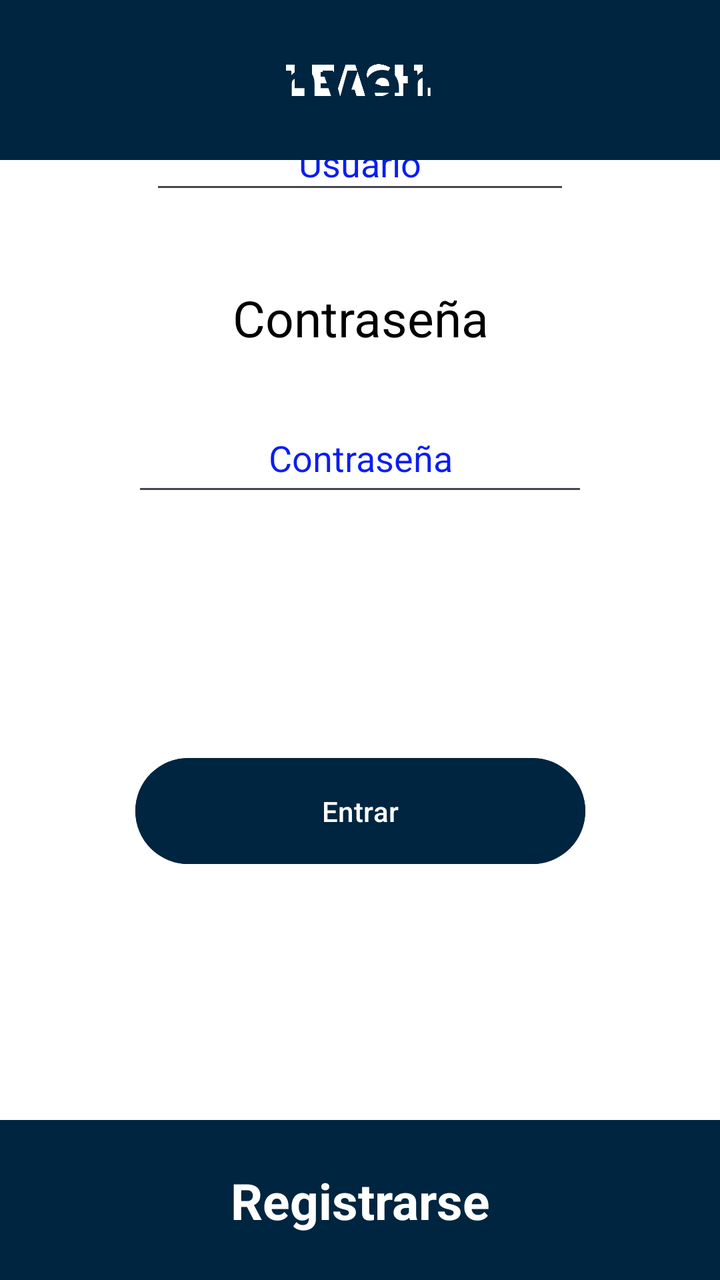
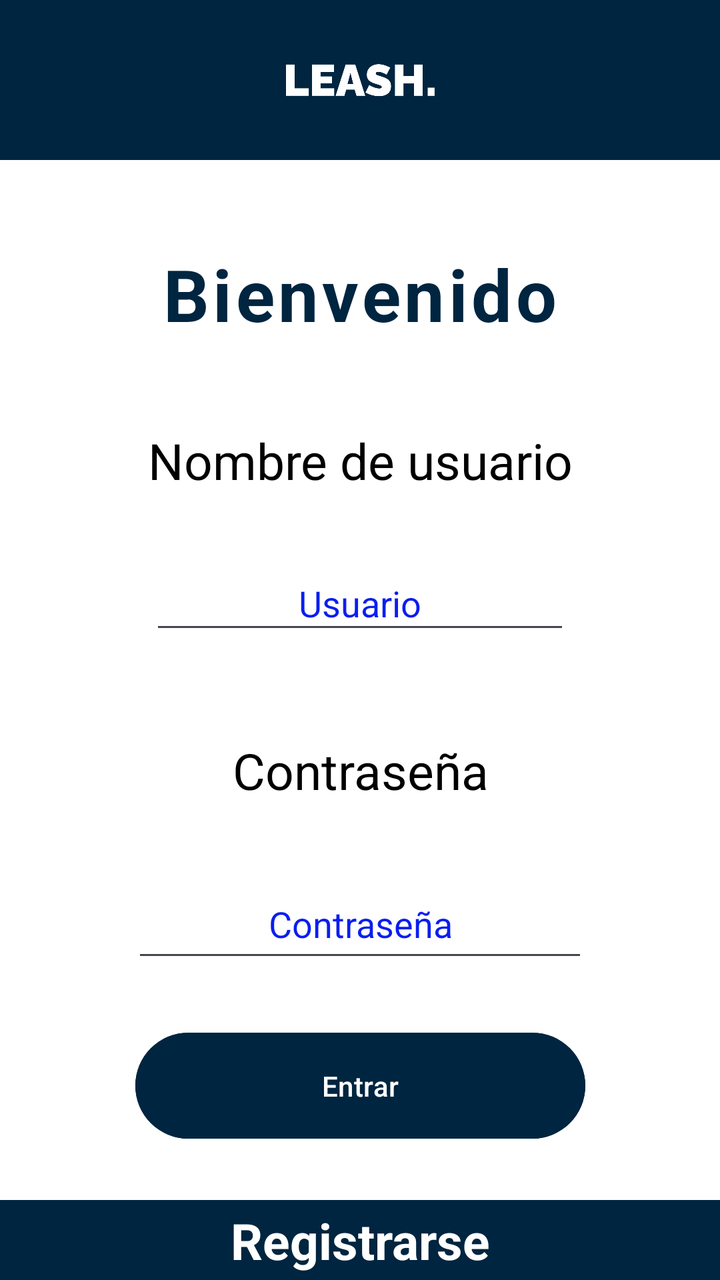

Before-and-after screenshots of an Android layout around one commit, followed by the original layout XML and the change that was made.
<!-- AndroidManifest.xml: application theme Theme.Proyecto -->
<!-- res/layout/activity_inicio.xml -->
<?xml version="1.0" encoding="utf-8"?>
<androidx.constraintlayout.widget.ConstraintLayout xmlns:android="http://schemas.android.com/apk/res/android"
    xmlns:app="http://schemas.android.com/apk/res-auto"
    xmlns:tools="http://schemas.android.com/tools"
    android:id="@+id/main"
    android:layout_width="match_parent"
    android:layout_height="match_parent"
    android:background="@color/Blanco"
    tools:context=".APIREST$InicioSesionActivity">

    <TextView
        android:id="@+id/nombreUsu"
        android:layout_width="225dp"
        android:layout_height="38dp"
        android:text="@string/nombreUsu"
        android:textAlignment="center"
        android:textColor="@color/Negro"
        android:textSize="25sp"
        app:layout_constraintEnd_toEndOf="parent"
        app:layout_constraintStart_toStartOf="parent"
        tools:layout_editor_absoluteY="234dp" />

    <TextView
        android:id="@+id/pass"
        android:layout_width="228dp"
        android:layout_height="40dp"
        android:layout_marginTop="40dp"
        android:text="@string/contraseña"
        android:textAlignment="center"
        android:textColor="@color/Negro"
        android:textSize="25sp"
        app:layout_constraintEnd_toEndOf="parent"
        app:layout_constraintStart_toStartOf="parent"
        app:layout_constraintTop_toBottomOf="@+id/edit_nombre_usuario" />

    <EditText
        android:id="@+id/edit_password"
        android:layout_width="228dp"
        android:layout_height="51dp"
        android:layout_marginTop="20dp"
        android:ems="10"
        android:hint="@string/contraseña"
        android:inputType="text|textPassword"
        android:textAlignment="center"
        android:textColor="@color/Negro"
        android:textColorHint="@color/Azul_Oscuro"
        app:layout_constraintEnd_toEndOf="parent"
        app:layout_constraintStart_toStartOf="parent"
        app:layout_constraintTop_toBottomOf="@+id/pass" />

    <EditText
        android:id="@+id/edit_nombre_usuario"
        android:layout_width="wrap_content"
        android:layout_height="44dp"
        android:layout_marginTop="20dp"
        android:ems="10"
        android:hint="@string/usuario"
        android:inputType="text"
        android:textAlignment="center"
        android:textColor="@color/Negro"
        android:textColorHint="@color/Azul_Oscuro"
        app:layout_constraintEnd_toEndOf="parent"
        app:layout_constraintStart_toStartOf="parent"
        app:layout_constraintTop_toBottomOf="@+id/nombreUsu" />

    <androidx.appcompat.widget.Toolbar
        android:id="@+id/toolbar"
        android:layout_width="0dp"
        android:layout_height="80dp"
        android:background="@color/Azul_Logo"
        android:minHeight="?attr/actionBarSize"
        android:theme="?attr/actionBarTheme"
        app:layout_constraintBottom_toBottomOf="parent"
        app:layout_constraintEnd_toEndOf="parent"
        app:layout_constraintHorizontal_bias="0.0"
        app:layout_constraintStart_toStartOf="parent" />

    <Button
        android:id="@+id/btn_entrar"
        android:layout_width="225dp"
        android:layout_height="61dp"
        android:backgroundTint="@color/Azul_Logo"
        android:text="@string/entrar"
        android:textColor="@color/Blanco"
        app:layout_constraintBottom_toTopOf="@+id/toolbar"
        app:layout_constraintEnd_toEndOf="parent"
        app:layout_constraintStart_toStartOf="parent"
        app:layout_constraintTop_toBottomOf="@+id/edit_password"
        app:layout_constraintVertical_bias="0.496" />

    <TextView
        android:id="@+id/txt_registrar"
        android:layout_width="0dp"
        android:layout_height="wrap_content"
        android:text="@string/registrar"
        android:textAlignment="center"
        android:textAllCaps="false"
        android:textColor="@color/Blanco"
        android:textSize="25sp"
        android:textStyle="bold"
        app:layout_constraintBottom_toBottomOf="@+id/toolbar"
        app:layout_constraintEnd_toEndOf="@+id/toolbar"
        app:layout_constraintStart_toStartOf="parent"
        app:layout_constraintTop_toTopOf="@+id/toolbar" />

    <androidx.appcompat.widget.Toolbar
        android:id="@+id/toolbar6"
        android:layout_width="0dp"
        android:layout_height="80dp"
        android:background="@color/Azul_Logo"
        android:minHeight="?attr/actionBarSize"
        android:theme="?attr/actionBarTheme"
        app:layout_constraintEnd_toEndOf="parent"
        app:layout_constraintStart_toStartOf="parent"
        app:layout_constraintTop_toTopOf="parent" />

    <ImageView
        android:id="@+id/imageView2"
        android:layout_width="0dp"
        android:layout_height="80dp"
        android:src="@drawable/logo_transparente"
        app:layout_constraintEnd_toEndOf="parent"
        app:layout_constraintHorizontal_bias="1.0"
        app:layout_constraintStart_toStartOf="parent"
        app:layout_constraintTop_toTopOf="parent" />

    <TextView
        android:id="@+id/txtBienvenido"
        android:layout_width="wrap_content"
        android:layout_height="wrap_content"
        android:text="@string/titulo"
        android:textSize="36sp"
        android:textStyle="bold"
        android:textColor="@color/Azul_Logo"
        android:letterSpacing="0.05"
        android:paddingTop="16dp"
        android:paddingBottom="16dp"
        app:layout_constraintTop_toBottomOf="@+id/toolbar6"
        app:layout_constraintBottom_toTopOf="@+id/nombreUsu"
        app:layout_constraintStart_toStartOf="parent"
        app:layout_constraintEnd_toEndOf="parent" />


</androidx.constraintlayout.widget.ConstraintLayout>
<!-- resources referenced by this layout -->
<resources>
  <color name="Azul_Logo">#002540</color>
  <color name="Azul_Oscuro">#0A1EF0</color>
  <color name="Blanco">#FFFFFFFF</color>
  <color name="Negro">#FF000000</color>
  <!-- drawable logo_transparente: png bitmap (drawable, 154148 bytes) -->
  <string name="entrar">Entrar</string>
  <string name="nombreUsu">Nombre de usuario</string>
  <string name="registrar">Registrarse</string>
  <string name="titulo">Bienvenido</string>
  <string name="usuario">Usuario</string>
  <style name="Theme.Proyecto" parent="Base.Theme.Proyecto" />
  <style name="Base.Theme.Proyecto" parent="Theme.Material3.DayNight.NoActionBar">
          
          
      </style>
</resources>

<!-- the commit's change to res/layout/activity_inicio.xml (unified diff, before → after) -->
@@ -16,19 +16,21 @@
         android:textAlignment="center"
         android:textColor="@color/Negro"
         android:textSize="25sp"
+        app:layout_constraintBottom_toTopOf="@+id/edit_nombre_usuario"
         app:layout_constraintEnd_toEndOf="parent"
         app:layout_constraintStart_toStartOf="parent"
-        tools:layout_editor_absoluteY="234dp" />
+        app:layout_constraintTop_toBottomOf="@+id/txtBienvenido" />
 
     <TextView
         android:id="@+id/pass"
         android:layout_width="228dp"
         android:layout_height="40dp"
-        android:layout_marginTop="40dp"
+        android:layout_marginTop="20dp"
         android:text="@string/contraseña"
         android:textAlignment="center"
         android:textColor="@color/Negro"
         android:textSize="25sp"
+        app:layout_constraintBottom_toTopOf="@+id/edit_password"
         app:layout_constraintEnd_toEndOf="parent"
         app:layout_constraintStart_toStartOf="parent"
         app:layout_constraintTop_toBottomOf="@+id/edit_nombre_usuario" />
@@ -37,13 +39,13 @@
         android:id="@+id/edit_password"
         android:layout_width="228dp"
         android:layout_height="51dp"
-        android:layout_marginTop="20dp"
         android:ems="10"
         android:hint="@string/contraseña"
         android:inputType="text|textPassword"
         android:textAlignment="center"
         android:textColor="@color/Negro"
         android:textColorHint="@color/Azul_Oscuro"
+        app:layout_constraintBottom_toTopOf="@+id/btn_entrar"
         app:layout_constraintEnd_toEndOf="parent"
         app:layout_constraintStart_toStartOf="parent"
         app:layout_constraintTop_toBottomOf="@+id/pass" />
@@ -52,13 +54,13 @@
         android:id="@+id/edit_nombre_usuario"
         android:layout_width="wrap_content"
         android:layout_height="44dp"
-        android:layout_marginTop="20dp"
         android:ems="10"
         android:hint="@string/usuario"
         android:inputType="text"
         android:textAlignment="center"
         android:textColor="@color/Negro"
         android:textColorHint="@color/Azul_Oscuro"
+        app:layout_constraintBottom_toTopOf="@+id/pass"
         app:layout_constraintEnd_toEndOf="parent"
         app:layout_constraintStart_toStartOf="parent"
         app:layout_constraintTop_toBottomOf="@+id/nombreUsu" />
@@ -66,7 +68,7 @@
     <androidx.appcompat.widget.Toolbar
         android:id="@+id/toolbar"
         android:layout_width="0dp"
-        android:layout_height="80dp"
+        android:layout_height="40dp"
         android:background="@color/Azul_Logo"
         android:minHeight="?attr/actionBarSize"
         android:theme="?attr/actionBarTheme"
@@ -114,16 +116,6 @@
         app:layout_constraintStart_toStartOf="parent"
         app:layout_constraintTop_toTopOf="parent" />
 
-    <ImageView
-        android:id="@+id/imageView2"
-        android:layout_width="0dp"
-        android:layout_height="80dp"
-        android:src="@drawable/logo_transparente"
-        app:layout_constraintEnd_toEndOf="parent"
-        app:layout_constraintHorizontal_bias="1.0"
-        app:layout_constraintStart_toStartOf="parent"
-        app:layout_constraintTop_toTopOf="parent" />
-
     <TextView
         android:id="@+id/txtBienvenido"
         android:layout_width="wrap_content"
@@ -140,5 +132,15 @@
         app:layout_constraintStart_toStartOf="parent"
         app:layout_constraintEnd_toEndOf="parent" />
 
+    <ImageView
+        android:id="@+id/imageView6"
+        android:layout_width="0dp"
+        android:layout_height="0dp"
+        android:src="@drawable/logo3"
+        app:layout_constraintBottom_toBottomOf="@+id/toolbar6"
+        app:layout_constraintEnd_toEndOf="@+id/toolbar6"
+        app:layout_constraintStart_toStartOf="parent"
+        app:layout_constraintTop_toTopOf="parent" />
+
 
 </androidx.constraintlayout.widget.ConstraintLayout>
<!-- resource entries referenced after the edit -->
@@ -4,7 +4,7 @@
   <color name="Azul_Oscuro">#0A1EF0</color>
   <color name="Blanco">#FFFFFFFF</color>
   <color name="Negro">#FF000000</color>
-  <!-- drawable logo_transparente: png bitmap (drawable, 154148 bytes) -->
+  <!-- drawable logo3: png bitmap (drawable, 65591 bytes) -->
   <string name="entrar">Entrar</string>
   <string name="nombreUsu">Nombre de usuario</string>
   <string name="registrar">Registrarse</string>
@@ -13,7 +13,7 @@
   <style name="Theme.Proyecto" parent="Base.Theme.Proyecto" />
   <style name="Base.Theme.Proyecto" parent="Theme.Material3.DayNight.NoActionBar">
           
-          
+          <item name="colorPrimary">@color/Azul_Logo</item>
       </style>
 </resources>
 
